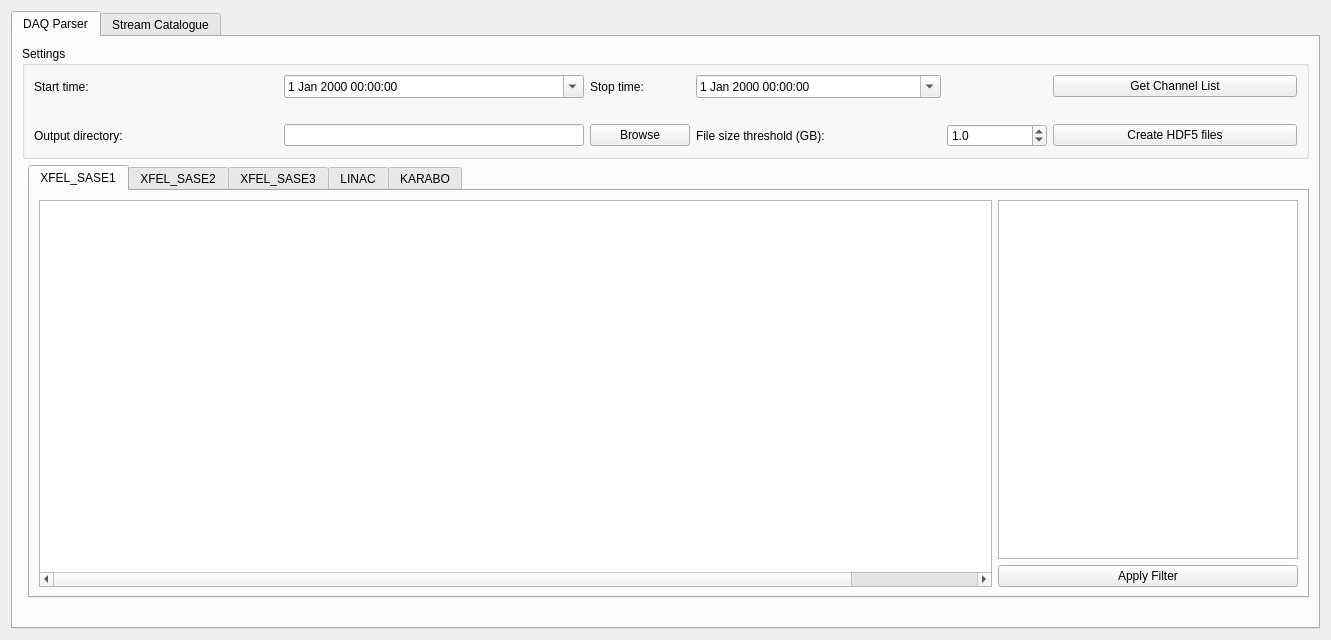
Old version of the form gui/UIDAQ.ui in the repository cgre23/XFEL-DAQ-Datastream-Parser.
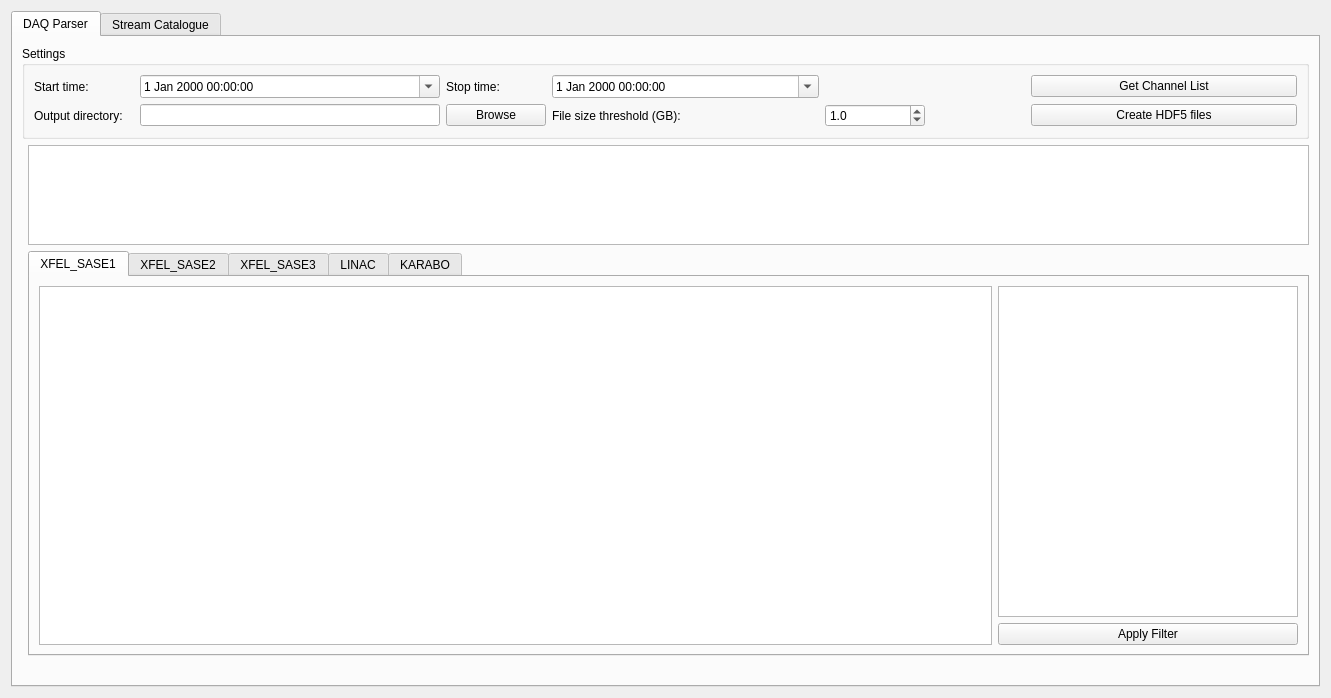
New version of the form. The open tabs and pages were chosen to show the change.

The edit to the form file:
```diff
--- a/gui/UIDAQ.ui
+++ b/gui/UIDAQ.ui
@@ -10,7 +10,7 @@
     <x>0</x>
     <y>0</y>
     <width>1331</width>
-    <height>640</height>
+    <height>698</height>
    </rect>
   </property>
   <property name="minimumSize">
@@ -46,7 +46,7 @@
          </property>
         </widget>
        </item>
-       <item row="3" column="1">
+       <item row="2" column="1">
         <widget class="QTabWidget" name="streamtabs">
          <property name="currentIndex">
           <number>3</number>
@@ -63,110 +63,6 @@
              </property>
             </widget>
            </item>
-           <item row="0" column="0" rowspan="2">
-            <widget class="QTreeWidget" name="treeWidget">
-             <property name="tabletTracking">
-              <bool>false</bool>
-             </property>
-             <property name="horizontalScrollBarPolicy">
-              <enum>Qt::ScrollBarAsNeeded</enum>
-             </property>
-             <property name="autoScroll">
-              <bool>true</bool>
-             </property>
-             <property name="indentation">
-              <number>25</number>
-             </property>
-             <property name="sortingEnabled">
-              <bool>false</bool>
-             </property>
-             <property name="animated">
-              <bool>false</bool>
-             </property>
-             <property name="wordWrap">
-              <bool>false</bool>
-             </property>
-             <property name="headerHidden">
-              <bool>false</bool>
-             </property>
-             <property name="columnCount">
-              <number>11</number>
-             </property>
-             <attribute name="headerVisible">
-              <bool>false</bool>
-             </attribute>
-             <attribute name="headerCascadingSectionResizes">
-              <bool>true</bool>
-             </attribute>
-             <attribute name="headerHighlightSections">
-              <bool>true</bool>
-             </attribute>
-             <attribute name="headerShowSortIndicator" stdset="0">
-              <bool>false</bool>
-             </attribute>
-             <attribute name="headerStretchLastSection">
-              <bool>false</bool>
-             </attribute>
-             <column>
-              <property name="text">
-               <string>Channel Name</string>
-              </property>
-              <property name="textAlignment">
-               <set>AlignCenter</set>
-              </property>
-             </column>
-             <column>
-              <property name="text">
-               <string/>
-              </property>
-             </column>
-             <column>
-              <property name="text">
-               <string/>
-              </property>
-             </column>
-             <column>
-              <property name="text">
-               <string/>
-              </property>
-             </column>
-             <column>
-              <property name="text">
-               <string/>
-              </property>
-             </column>
-             <column>
-              <property name="text">
-               <string/>
-              </property>
-             </column>
-             <column>
-              <property name="text">
-               <string/>
-              </property>
-             </column>
-             <column>
-              <property name="text">
-               <string/>
-              </property>
-             </column>
-             <column>
-              <property name="text">
-               <string/>
-              </property>
-             </column>
-             <column>
-              <property name="text">
-               <string/>
-              </property>
-             </column>
-             <column>
-              <property name="text">
-               <string/>
-              </property>
-             </column>
-            </widget>
-           </item>
            <item row="0" column="1">
             <widget class="QTableWidget" name="filtertable">
              <property name="maximumSize">
@@ -183,6 +79,60 @@
              </attribute>
             </widget>
            </item>
+           <item row="0" column="0" rowspan="2">
+            <widget class="QTreeWidget" name="treeWidget">
+             <property name="tabletTracking">
+              <bool>false</bool>
+             </property>
+             <property name="horizontalScrollBarPolicy">
+              <enum>Qt::ScrollBarAsNeeded</enum>
+             </property>
+             <property name="autoScroll">
+              <bool>true</bool>
+             </property>
+             <property name="indentation">
+              <number>25</number>
+             </property>
+             <property name="sortingEnabled">
+              <bool>false</bool>
+             </property>
+             <property name="animated">
+              <bool>false</bool>
+             </property>
+             <property name="wordWrap">
+              <bool>false</bool>
+             </property>
+             <property name="headerHidden">
+              <bool>true</bool>
+             </property>
+             <property name="columnCount">
+              <number>1</number>
+             </property>
+             <attribute name="headerVisible">
+              <bool>false</bool>
+             </attribute>
+             <attribute name="headerCascadingSectionResizes">
+              <bool>true</bool>
+             </attribute>
+             <attribute name="headerHighlightSections">
+              <bool>true</bool>
+             </attribute>
+             <attribute name="headerShowSortIndicator" stdset="0">
+              <bool>false</bool>
+             </attribute>
+             <attribute name="headerStretchLastSection">
+              <bool>false</bool>
+             </attribute>
+             <column>
+              <property name="text">
+               <string>Channel Name</string>
+              </property>
+              <property name="textAlignment">
+               <set>AlignCenter</set>
+              </property>
+             </column>
+            </widget>
+           </item>
           </layout>
          </widget>
          <widget class="QWidget" name="tab_4">
@@ -731,6 +681,12 @@
          <layout class="QGridLayout" name="gridLayout">
           <item row="3" column="0">
            <widget class="QLabel" name="label_3">
+            <property name="maximumSize">
+             <size>
+              <width>200</width>
+              <height>16777215</height>
+             </size>
+            </property>
             <property name="text">
              <string>Output directory:</string>
             </property>
@@ -755,6 +711,12 @@
           </item>
           <item row="0" column="0">
            <widget class="QLabel" name="startlabel">
+            <property name="maximumSize">
+             <size>
+              <width>100</width>
+              <height>16777215</height>
+             </size>
+            </property>
             <property name="text">
              <string>Start time:</string>
             </property>
@@ -866,8 +828,14 @@
             </property>
            </widget>
           </item>
-          <item row="1" column="0" colspan="2">
+          <item row="0" column="5">
            <widget class="QLabel" name="number_of_files">
+            <property name="minimumSize">
+             <size>
+              <width>200</width>
+              <height>0</height>
+             </size>
+            </property>
             <property name="maximumSize">
              <size>
               <width>600</width>
@@ -882,6 +850,22 @@
          </layout>
         </widget>
        </item>
+       <item row="1" column="1">
+        <widget class="QTableWidget" name="timeline">
+         <property name="maximumSize">
+          <size>
+           <width>16777215</width>
+           <height>100</height>
+          </size>
+         </property>
+         <property name="editTriggers">
+          <set>QAbstractItemView::NoEditTriggers</set>
+         </property>
+         <attribute name="horizontalHeaderVisible">
+          <bool>false</bool>
+         </attribute>
+        </widget>
+       </item>
       </layout>
      </widget>
      <widget class="QWidget" name="tab_2">
```
Left out of the diff: 224 changed lines with no effect on the pictures.
